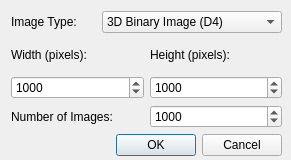
Before: the Qt Designer form src/dialogImport.ui in ldsc/lvp, drawn with Qt 5.
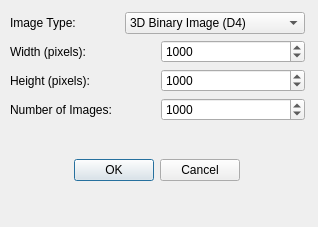
After: the same form once the commit is applied. Icons and pictures are not drawn.

```diff
--- a/src/dialogImport.ui
+++ b/src/dialogImport.ui
@@ -6,8 +6,8 @@
    <rect>
     <x>0</x>
     <y>0</y>
-    <width>291</width>
-    <height>160</height>
+    <width>318</width>
+    <height>227</height>
    </rect>
   </property>
   <property name="minimumSize">
@@ -18,8 +18,8 @@
   </property>
   <property name="maximumSize">
    <size>
-    <width>291</width>
-    <height>160</height>
+    <width>400</width>
+    <height>250</height>
    </size>
   </property>
   <property name="windowTitle">
@@ -29,17 +29,17 @@
    <iconset resource="application.qrc">
     <normaloff>:/images/logo.png</normaloff>:/images/logo.png</iconset>
   </property>
-  <widget class="QWidget" name="">
+  <widget class="QWidget" name="layoutWidget">
    <property name="geometry">
     <rect>
-     <x>11</x>
-     <y>11</y>
-     <width>271</width>
-     <height>145</height>
+     <x>10</x>
+     <y>12</y>
+     <width>295</width>
+     <height>201</height>
     </rect>
    </property>
-   <layout class="QGridLayout" name="gridLayout">
-    <item row="0" column="0" colspan="2">
+   <layout class="QVBoxLayout" name="verticalLayout">
+    <item>
      <layout class="QHBoxLayout" name="horizontalLayout">
       <item>
        <widget class="QLabel" name="label">
@@ -69,8 +69,8 @@
       </item>
      </layout>
     </item>
-    <item row="1" column="0">
-     <layout class="QVBoxLayout" name="verticalLayout">
+    <item>
+     <layout class="QHBoxLayout" name="horizontalLayout_3">
       <item>
        <widget class="QLabel" name="label_2">
         <property name="text">
@@ -93,8 +93,8 @@
       </item>
      </layout>
     </item>
-    <item row="1" column="1">
-     <layout class="QVBoxLayout" name="verticalLayout_2">
+    <item>
+     <layout class="QHBoxLayout" name="horizontalLayout_4">
       <item>
        <widget class="QLabel" name="label_3">
         <property name="text">
@@ -117,7 +117,7 @@
       </item>
      </layout>
     </item>
-    <item row="2" column="0" colspan="2">
+    <item>
      <layout class="QHBoxLayout" name="horizontalLayout_2">
       <item>
        <widget class="QLabel" name="label_4">
@@ -144,7 +144,7 @@
       </item>
      </layout>
     </item>
-    <item row="3" column="0" colspan="2">
+    <item alignment="Qt::AlignHCenter|Qt::AlignVCenter">
      <widget class="QDialogButtonBox" name="buttonBox">
       <property name="orientation">
        <enum>Qt::Horizontal</enum>
```
Left out of the diff: 19 changed lines with no effect on the pictures.
